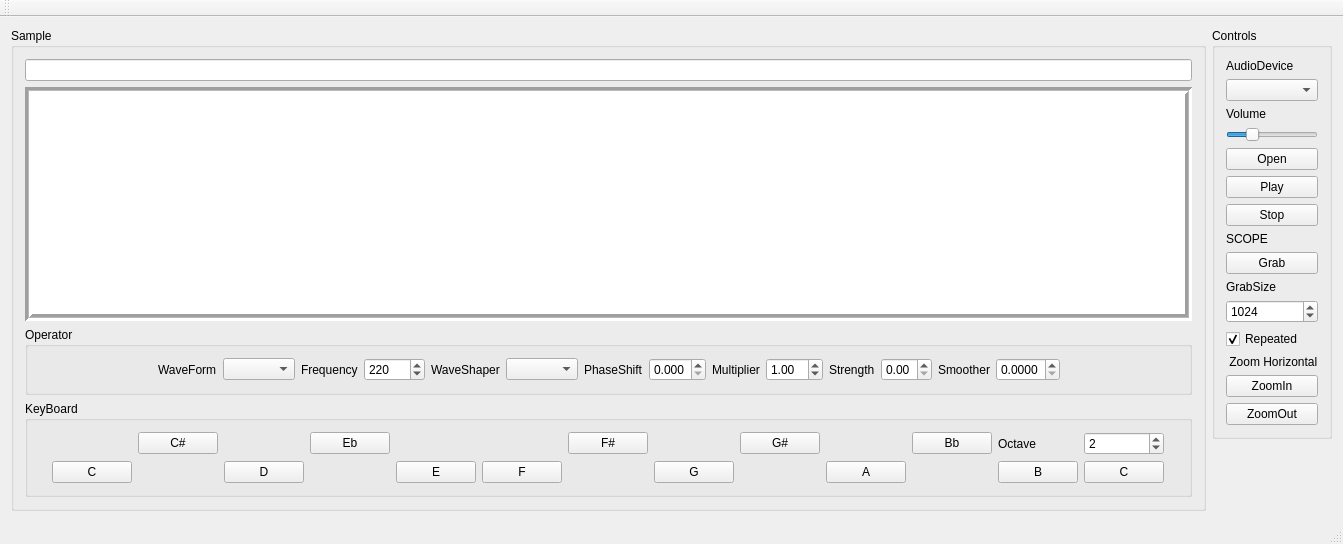
Before: the Qt Designer form Synth3/mainwindow.ui in djeemie2000/SynthPlayground, drawn with Qt 5.
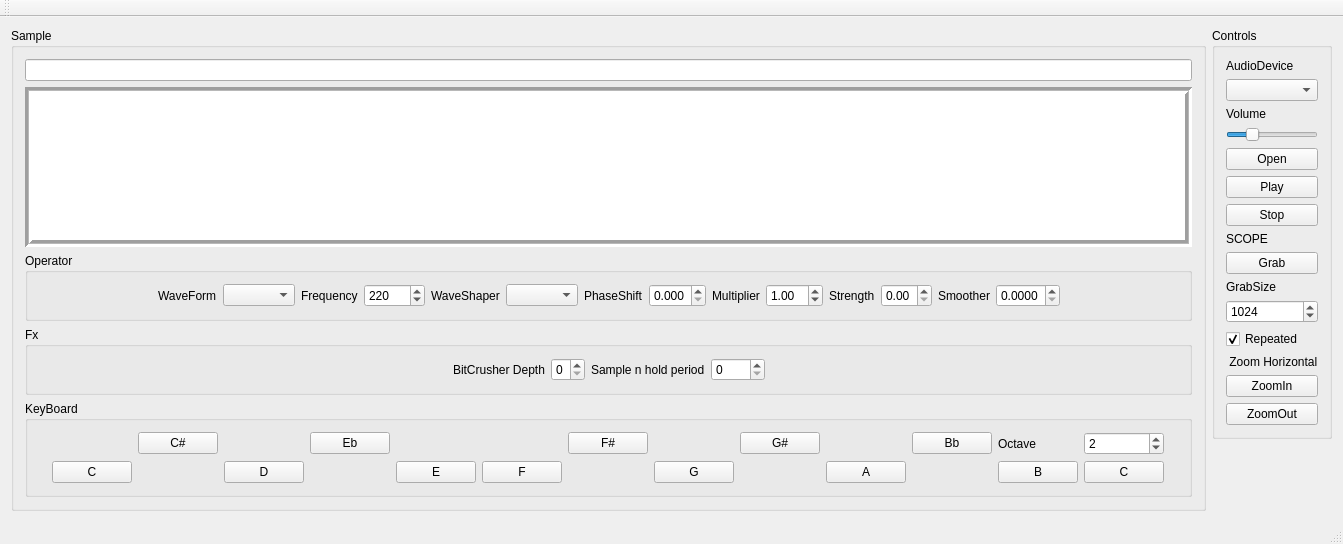
After: the same form once the commit is applied.

What changed in the file:
```diff
--- a/Synth3/mainwindow.ui
+++ b/Synth3/mainwindow.ui
@@ -216,6 +216,69 @@
          </layout>
         </widget>
        </item>
+       <item>
+        <widget class="QGroupBox" name="groupBox_4">
+         <property name="title">
+          <string>Fx</string>
+         </property>
+         <layout class="QHBoxLayout" name="horizontalLayout_3">
+          <item>
+           <spacer name="horizontalSpacer_11">
+            <property name="orientation">
+             <enum>Qt::Horizontal</enum>
+            </property>
+            <property name="sizeHint" stdset="0">
+             <size>
+              <width>40</width>
+              <height>20</height>
+             </size>
+            </property>
+           </spacer>
+          </item>
+          <item>
+           <widget class="QLabel" name="label_13">
+            <property name="text">
+             <string>BitCrusher Depth</string>
+            </property>
+           </widget>
+          </item>
+          <item>
+           <widget class="QSpinBox" name="spinBox_BitCrushserDepth">
+            <property name="maximum">
+             <number>7</number>
+            </property>
+           </widget>
+          </item>
+          <item>
+           <widget class="QLabel" name="label_14">
+            <property name="text">
+             <string>Sample n hold period</string>
+            </property>
+           </widget>
+          </item>
+          <item>
+           <widget class="QSpinBox" name="spinBox_SnHPeriod">
+            <property name="maximum">
+             <number>9999</number>
+            </property>
+           </widget>
+          </item>
+          <item>
+           <spacer name="horizontalSpacer_12">
+            <property name="orientation">
+             <enum>Qt::Horizontal</enum>
+            </property>
+            <property name="sizeHint" stdset="0">
+             <size>
+              <width>40</width>
+              <height>20</height>
+             </size>
+            </property>
+           </spacer>
+          </item>
+         </layout>
+        </widget>
+       </item>
        <item>
         <widget class="QGroupBox" name="groupBox_2">
          <property name="title">
```
